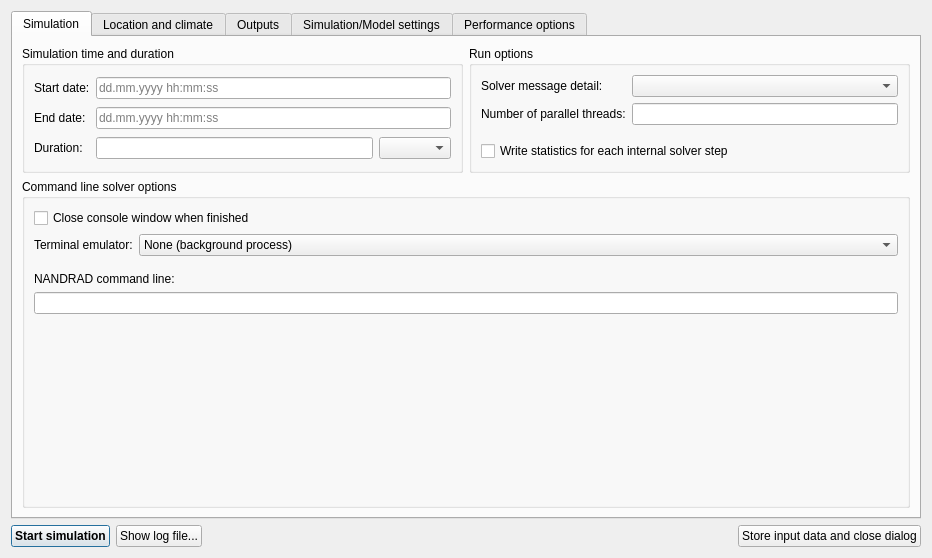
The window that SIM-VICUS/src/SVSimulationStartNandrad.ui (ghorwin/SIM-VICUS) describes before a commit, drawn with Qt 5.
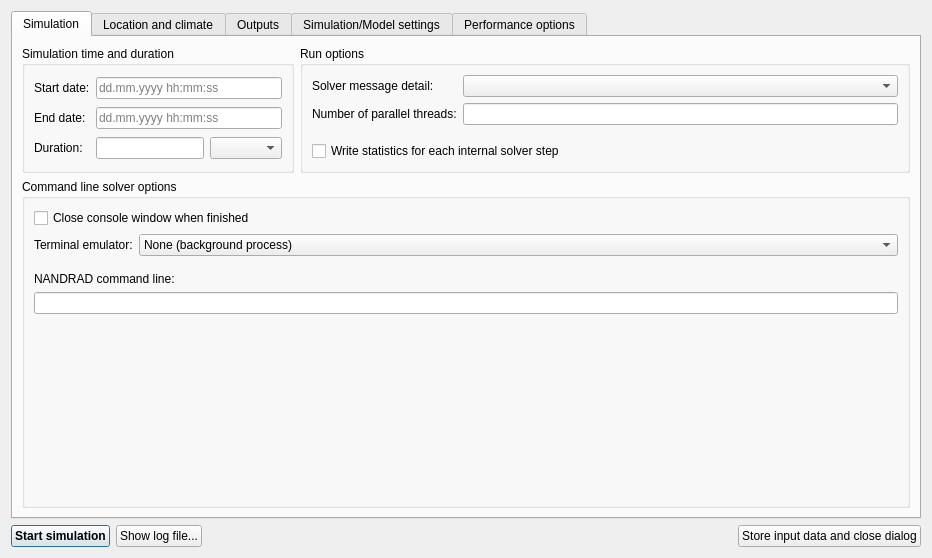
The same window after the commit. Custom widgets are drawn as their Qt base class.

Diff of the .ui file:
```diff
--- a/SIM-VICUS/src/SVSimulationStartNandrad.ui
+++ b/SIM-VICUS/src/SVSimulationStartNandrad.ui
@@ -23,7 +23,7 @@
       <attribute name="title">
        <string>Simulation</string>
       </attribute>
-      <layout class="QGridLayout" name="gridLayout_4">
+      <layout class="QGridLayout" name="gridLayout_4" columnstretch="0,1">
        <item row="0" column="0">
         <widget class="QGroupBox" name="groupBoxSimulationTimeFrame">
          <property name="title">
```
